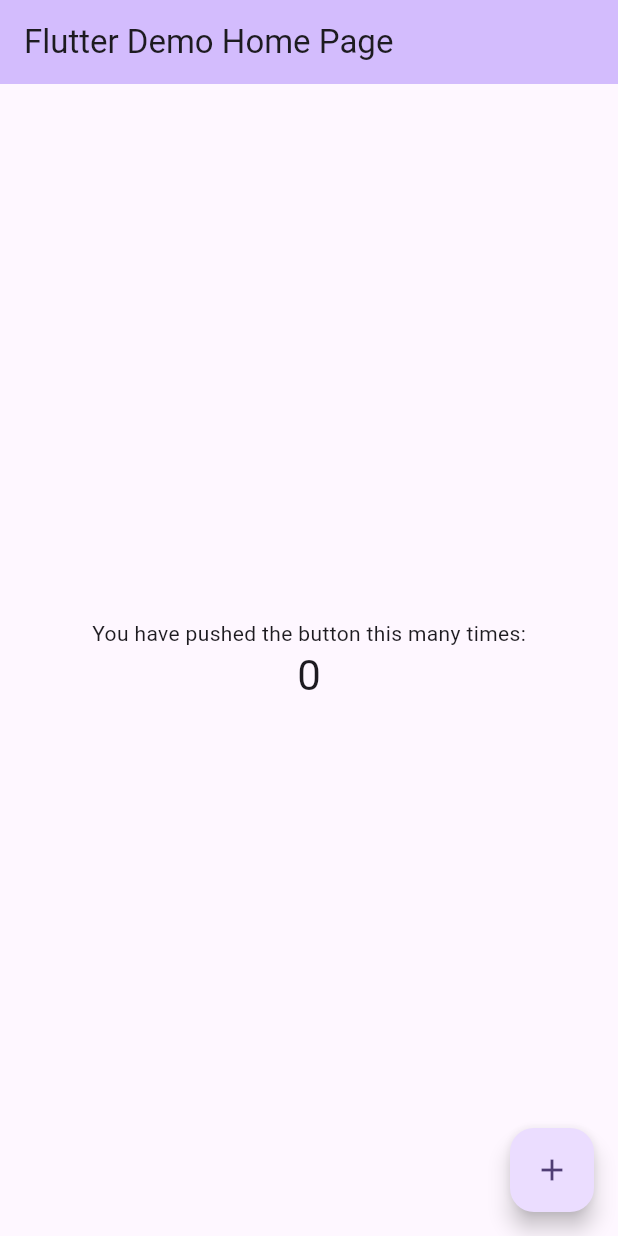
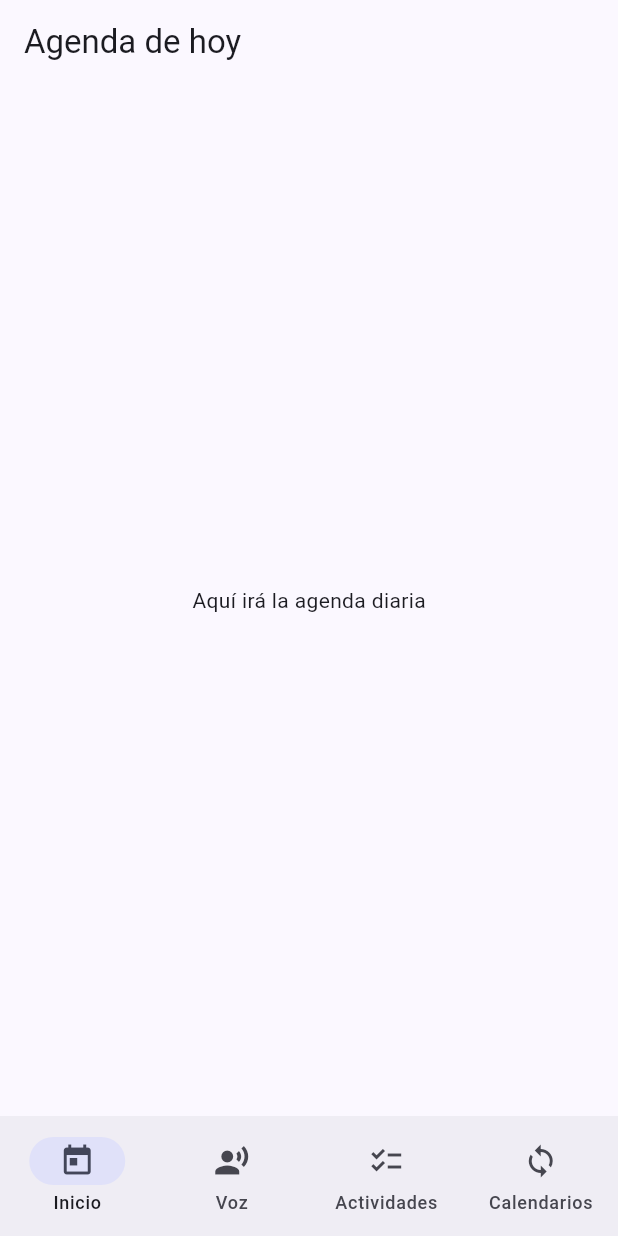
Before and after one commit to Gmoisesq26/agenda_de_voz, a Flutter app: the screen it shows after launch, on a phone screen of 412 x 824 dp. Run offline on Flutter 3.47's test engine with Material 3 defaults, Android fonts, the phone set to English and light mode, and no system bars.

Commit message:
feat(Fase 1): Base of App

```diff
--- a/lib/main.dart
+++ b/lib/main.dart
@@ -1,122 +1,21 @@
-import 'package:material_ui/material_ui.dart';
+import 'package:flutter/material.dart';
+
+import 'widgets/home_shell.dart';
 
 void main() {
-  runApp(const MyApp());
+  runApp(const AgendaDeVozApp());
 }
 
-class MyApp extends StatelessWidget {
-  const MyApp({super.key});
+class AgendaDeVozApp extends StatelessWidget {
+  const AgendaDeVozApp({super.key});
 
-  // This widget is the root of your application.
   @override
   Widget build(BuildContext context) {
     return MaterialApp(
-      title: 'Flutter Demo',
-      theme: ThemeData(
-        // This is the theme of your application.
-        //
-        // TRY THIS: Try running your application with "flutter run". You'll see
-        // the application has a purple toolbar. Then, without quitting the app,
-        // try changing the seedColor in the colorScheme below to Colors.green
-        // and then invoke "hot reload" (save your changes or press the "hot
-        // reload" button in a Flutter-supported IDE, or press "r" if you used
-        // the command line to start the app).
-        //
-        // Notice that the counter didn't reset back to zero; the application
-        // state is not lost during the reload. To reset the state, use hot
-        // restart instead.
-        //
-        // This works for code too, not just values: Most code changes can be
-        // tested with just a hot reload.
-        colorScheme: .fromSeed(seedColor: Colors.deepPurple),
-      ),
-      home: const MyHomePage(title: 'Flutter Demo Home Page'),
+      title: 'Agenda de Voz',
+      debugShowCheckedModeBanner: false,
+      theme: ThemeData(colorSchemeSeed: Colors.indigo, useMaterial3: true),
+      home: const HomeShell(),
     );
   }
 }
-
-class MyHomePage extends StatefulWidget {
-  const MyHomePage({super.key, required this.title});
-
-  // This widget is the home page of your application. It is stateful, meaning
-  // that it has a State object (defined below) that contains fields that affect
-  // how it looks.
-
-  // This class is the configuration for the state. It holds the values (in this
-  // case the title) provided by the parent (in this case the App widget) and
-  // used by the build method of the State. Fields in a Widget subclass are
-  // always marked "final".
-
-  final String title;
-
-  @override
-  State<MyHomePage> createState() => _MyHomePageState();
-}
-
-class _MyHomePageState extends State<MyHomePage> {
-  int _counter = 0;
-
-  void _incrementCounter() {
-    setState(() {
-      // This call to setState tells the Flutter framework that something has
-      // changed in this State, which causes it to rerun the build method below
-      // so that the display can reflect the updated values. If we changed
-      // _counter without calling setState(), then the build method would not be
-      // called again, and so nothing would appear to happen.
-      _counter++;
-    });
-  }
-
-  @override
-  Widget build(BuildContext context) {
-    // This method is rerun every time setState is called, for instance as done
-    // by the _incrementCounter method above.
-    //
-    // The Flutter framework has been optimized to make rerunning build methods
-    // fast, so that you can just rebuild anything that needs updating rather
-    // than having to individually change instances of widgets.
-    return Scaffold(
-      appBar: AppBar(
-        // TRY THIS: Try changing the color here to a specific color (to
-        // Colors.amber, perhaps?) and trigger a hot reload to see the AppBar
-        // change color while the other colors stay the same.
-        backgroundColor: Theme.of(context).colorScheme.inversePrimary,
-        // Here we take the value from the MyHomePage object that was created by
-        // the App.build method, and use it to set our appbar title.
-        title: Text(widget.title),
-      ),
-      body: Center(
-        // Center is a layout widget. It takes a single child and positions it
-        // in the middle of the parent.
-        child: Column(
-          // Column is also a layout widget. It takes a list of children and
-          // arranges them vertically. By default, it sizes itself to fit its
-          // children horizontally, and tries to be as tall as its parent.
-          //
-          // Column has various properties to control how it sizes itself and
-          // how it positions its children. Here we use mainAxisAlignment to
-          // center the children vertically; the main axis here is the vertical
-          // axis because Columns are vertical (the cross axis would be
-          // horizontal).
-          //
-          // TRY THIS: Invoke "debug painting" (choose the "Toggle Debug Paint"
-          // action in the IDE, or press "p" in the console), to see the
-          // wireframe for each widget.
-          mainAxisAlignment: .center,
-          children: [
-            const Text('You have pushed the button this many times:'),
-            Text(
-              '$_counter',
-              style: Theme.of(context).textTheme.headlineMedium,
-            ),
-          ],
-        ),
-      ),
-      floatingActionButton: FloatingActionButton(
-        onPressed: _incrementCounter,
-        tooltip: 'Increment',
-        child: const Icon(Icons.add),
-      ),
-    );
-  }
-}
--- /dev/null
+++ b/lib/screens/actividades_screen.dart
@@ -0,0 +1,13 @@
+import 'package:flutter/material.dart';
+
+class ActividadesScreen extends StatelessWidget {
+  const ActividadesScreen({super.key});
+
+  @override
+  Widget build(BuildContext context) {
+    return Scaffold(
+      appBar: AppBar(title: const Text('Agenda de hoy')),
+      body: const Center(child: Text('Aquí irá la agenda diaria')),
+    );
+  }
+}
--- /dev/null
+++ b/lib/screens/calendarios_screen.dart
@@ -0,0 +1,13 @@
+import 'package:flutter/material.dart';
+
+class CalendariosScreen extends StatelessWidget {
+  const CalendariosScreen({super.key});
+
+  @override
+  Widget build(BuildContext context) {
+    return Scaffold(
+      appBar: AppBar(title: const Text('Agenda de hoy')),
+      body: const Center(child: Text('Aquí irá la agenda diaria')),
+    );
+  }
+}
--- /dev/null
+++ b/lib/screens/configuracion_screen.dart
@@ -0,0 +1,13 @@
+import 'package:flutter/material.dart';
+
+class ConfiguracionScreen extends StatelessWidget {
+  const ConfiguracionScreen({super.key});
+
+  @override
+  Widget build(BuildContext context) {
+    return Scaffold(
+      appBar: AppBar(title: const Text('Agenda de hoy')),
+      body: const Center(child: Text('Aquí irá la agenda diaria')),
+    );
+  }
+}
--- /dev/null
+++ b/lib/screens/inicio_screen.dart
@@ -0,0 +1,13 @@
+import 'package:flutter/material.dart';
+
+class InicioScreen extends StatelessWidget {
+  const InicioScreen({super.key});
+
+  @override
+  Widget build(BuildContext context) {
+    return Scaffold(
+      appBar: AppBar(title: const Text('Agenda de hoy')),
+      body: const Center(child: Text('Aquí irá la agenda diaria')),
+    );
+  }
+}
--- /dev/null
+++ b/lib/screens/matutina_screen.dart
@@ -0,0 +1,13 @@
+import 'package:flutter/material.dart';
+
+class VozScreen extends StatelessWidget {
+  const VozScreen({super.key});
+
+  @override
+  Widget build(BuildContext context) {
+    return Scaffold(
+      appBar: AppBar(title: const Text('Agenda de hoy')),
+      body: const Center(child: Text('Aquí irá la agenda diaria')),
+    );
+  }
+}
--- /dev/null
+++ b/lib/screens/voz_screen.dart
@@ -0,0 +1,13 @@
+import 'package:flutter/material.dart';
+
+class VozScreen extends StatelessWidget {
+  const VozScreen({super.key});
+
+  @override
+  Widget build(BuildContext context) {
+    return Scaffold(
+      appBar: AppBar(title: const Text('Agenda de hoy')),
+      body: const Center(child: Text('Aquí irá la agenda diaria')),
+    );
+  }
+}
--- /dev/null
+++ b/lib/widgets/home_shell.dart
@@ -0,0 +1,47 @@
+import 'package:flutter/material.dart';
+
+import '../screens/inicio_screen.dart';
+import '../screens/voz_screen.dart';
+import '../screens/actividades_screen.dart';
+import '../screens/calendarios_screen.dart';
+
+class HomeShell extends StatefulWidget {
+  const HomeShell({super.key});
+
+  @override
+  State<HomeShell> createState() => _HomeShellState();
+}
+
+class _HomeShellState extends State<HomeShell> {
+  int _indice = 0;
+
+  final _pantallas = const [
+    InicioScreen(),
+    VozScreen(),
+    ActividadesScreen(),
+    CalendariosScreen(),
+  ];
+
+  @override
+  Widget build(BuildContext context) {
+    return Scaffold(
+      body: _pantallas[_indice],
+      bottomNavigationBar: NavigationBar(
+        selectedIndex: _indice,
+        onDestinationSelected: (i) => setState(() => _indice = i),
+        destinations: const [
+          NavigationDestination(icon: Icon(Icons.today), label: 'Inicio'),
+          NavigationDestination(
+            icon: Icon(Icons.record_voice_over),
+            label: 'Voz',
+          ),
+          NavigationDestination(
+            icon: Icon(Icons.checklist),
+            label: 'Actividades',
+          ),
+          NavigationDestination(icon: Icon(Icons.sync), label: 'Calendarios'),
+        ],
+      ),
+    );
+  }
+}
```
Also changed, not shown: lib/models/evento.dart (added, +32 -0 lines).
